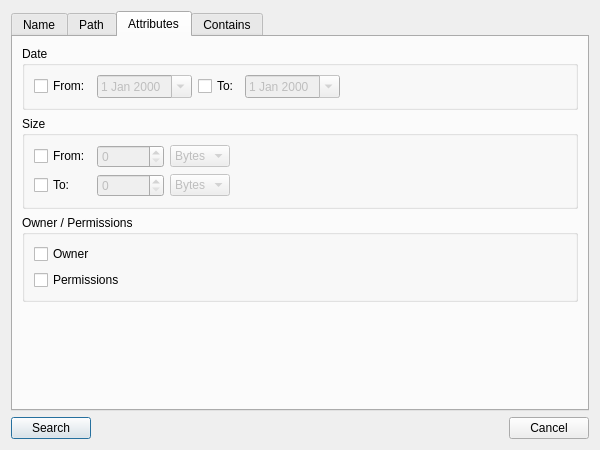
dawciobiel/QuickFile, file ui/search_dialog.ui: the form before one commit.
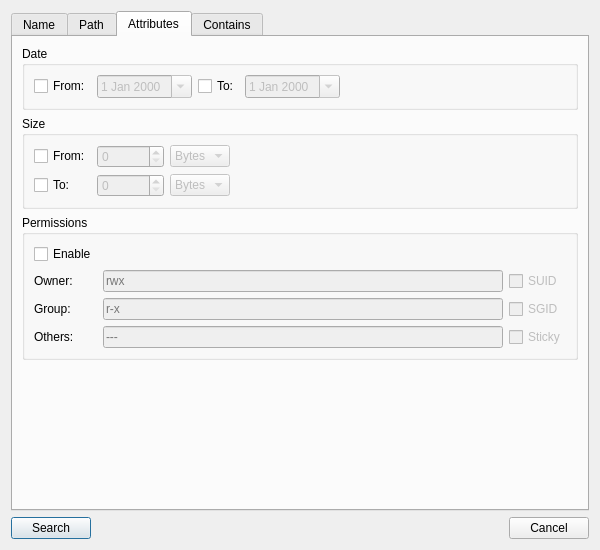
The form after the commit. The open tabs and pages were chosen to show the change.

Commit message:
feat: Add permissions search options to UI
Enhances the 'Advanced Search' dialog with a comprehensive 'Permissions' section.

Allows users to specify search criteria based on owner, group, and other permissions (rwx format).

Includes options for special permissions (SUID, SGID, Sticky bit).

The UI logic for enabling/disabling these controls is implemented, with backend logic pending.

Diff of the .ui file:
```diff
--- a/ui/search_dialog.ui
+++ b/ui/search_dialog.ui
@@ -7,7 +7,7 @@
     <x>0</x>
     <y>0</y>
     <width>600</width>
-    <height>450</height>
+    <height>550</height>
    </rect>
   </property>
   <property name="windowTitle">
@@ -279,20 +279,103 @@
        <item>
         <widget class="QGroupBox" name="groupBox_owner">
          <property name="title">
-          <string>Owner / Permissions</string>
+          <string>Permissions</string>
          </property>
-         <layout class="QVBoxLayout" name="verticalLayout_5">
-          <item>
-           <widget class="QCheckBox" name="ownerCheckbox">
-            <property name="text">
-             <string>Owner</string>
-            </property>
-           </widget>
-          </item>
-          <item>
+         <layout class="QGridLayout" name="gridLayout_perms">
+          <item row="0" column="0">
            <widget class="QCheckBox" name="permissionsCheckbox">
             <property name="text">
-             <string>Permissions</string>
+             <string>Enable</string>
+            </property>
+           </widget>
+          </item>
+          <item row="1" column="0">
+           <widget class="QLabel" name="label_owner">
+            <property name="text">
+             <string>Owner:</string>
+            </property>
+           </widget>
+          </item>
+          <item row="1" column="1">
+           <widget class="QLineEdit" name="permOwnerEdit">
+            <property name="enabled">
+             <bool>false</bool>
+            </property>
+            <property name="placeholderText">
+             <string>rwx</string>
+            </property>
+            <property name="maxLength">
+             <number>3</number>
+            </property>
+           </widget>
+          </item>
+          <item row="2" column="0">
+           <widget class="QLabel" name="label_group">
+            <property name="text">
+             <string>Group:</string>
+            </property>
+           </widget>
+          </item>
+          <item row="2" column="1">
+           <widget class="QLineEdit" name="permGroupEdit">
+            <property name="enabled">
+             <bool>false</bool>
+            </property>
+            <property name="placeholderText">
+             <string>r-x</string>
+            </property>
+            <property name="maxLength">
+             <number>3</number>
+            </property>
+           </widget>
+          </item>
+          <item row="3" column="0">
+           <widget class="QLabel" name="label_others">
+            <property name="text">
+             <string>Others:</string>
+            </property>
+           </widget>
+          </item>
+          <item row="3" column="1">
+           <widget class="QLineEdit" name="permOthersEdit">
+            <property name="enabled">
+             <bool>false</bool>
+            </property>
+            <property name="placeholderText">
+             <string>---</string>
+            </property>
+            <property name="maxLength">
+             <number>3</number>
+            </property>
+           </widget>
+          </item>
+          <item row="1" column="2">
+           <widget class="QCheckBox" name="suidCheckbox">
+            <property name="enabled">
+             <bool>false</bool>
+            </property>
+            <property name="text">
+             <string>SUID</string>
+            </property>
+           </widget>
+          </item>
+          <item row="2" column="2">
+           <widget class="QCheckBox" name="sgidCheckbox">
+            <property name="enabled">
+             <bool>false</bool>
+            </property>
+            <property name="text">
+             <string>SGID</string>
+            </property>
+           </widget>
+          </item>
+          <item row="3" column="2">
+           <widget class="QCheckBox" name="stickyCheckbox">
+            <property name="enabled">
+             <bool>false</bool>
+            </property>
+            <property name="text">
+             <string>Sticky</string>
             </property>
            </widget>
           </item>
```
Left out of the diff: 2 changed lines with no effect on the pictures. The commit also changes 1 other file.
